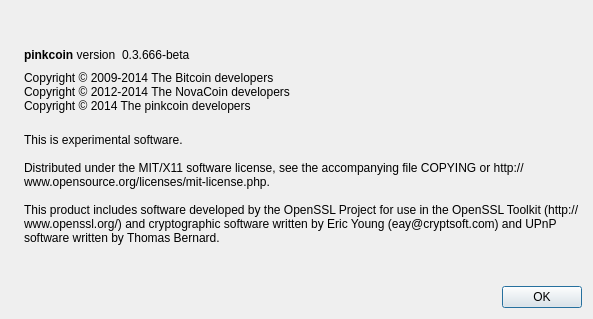
This is src/qt/forms/aboutdialog.ui in AlekseyLi/ug as Qt 5 draws it before an edit. The edited form follows.
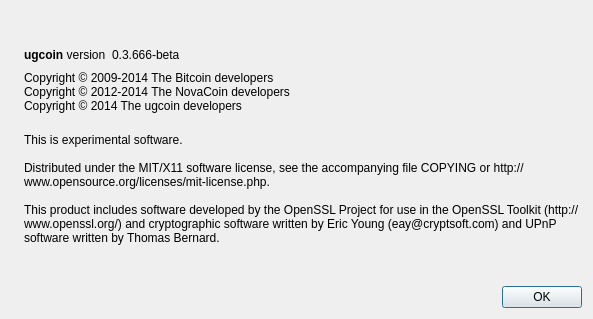
This is the edited form. Icons and pictures are not drawn.

Diff of the .ui file:
```diff
--- a/src/qt/forms/aboutdialog.ui
+++ b/src/qt/forms/aboutdialog.ui
@@ -50,7 +50,7 @@
           <cursorShape>IBeamCursor</cursorShape>
          </property>
          <property name="text">
-          <string>&lt;b&gt;pinkcoin&lt;/b&gt; version</string>
+          <string>&lt;b&gt;ugcoin&lt;/b&gt; version</string>
          </property>
          <property name="textInteractionFlags">
           <set>Qt::LinksAccessibleByMouse|Qt::TextSelectableByKeyboard|Qt::TextSelectableByMouse</set>
@@ -93,7 +93,7 @@
        <property name="text">
         <string>Copyright © 2009-2014 The Bitcoin developers
 Copyright © 2012-2014 The NovaCoin developers
-Copyright © 2014 The pinkcoin developers</string>
+Copyright © 2014 The ugcoin developers</string>
        </property>
        <property name="textInteractionFlags">
         <set>Qt::LinksAccessibleByMouse|Qt::TextSelectableByKeyboard|Qt::TextSelectableByMouse</set>
```
Left out of the diff: 2 changed lines with no effect on the pictures.
